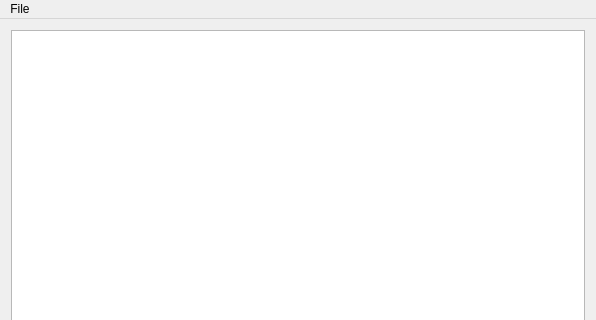
Before: the Qt Designer form src/mainwindow.ui in xhorizont/eepe, drawn with Qt 5; both pictures show x 0 to 596 and y 0 to 320 of the 596 by 491 pixel window.
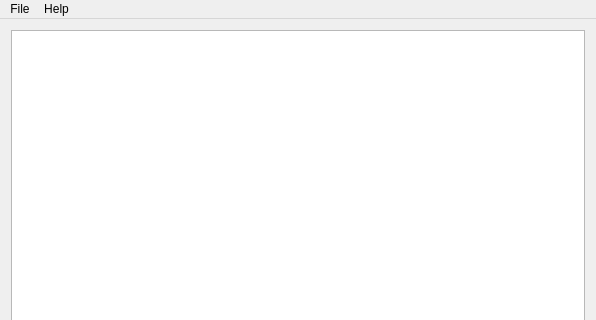
After: the same form once the commit is applied.

```diff
--- a/src/mainwindow.ui
+++ b/src/mainwindow.ui
@@ -40,7 +40,14 @@
     <addaction name="separator"/>
     <addaction name="actionQuit"/>
    </widget>
+   <widget class="QMenu" name="menuHelp">
+    <property name="title">
+     <string>Help</string>
+    </property>
+    <addaction name="actionAbout"/>
+   </widget>
    <addaction name="menuFile"/>
+   <addaction name="menuHelp"/>
   </widget>
   <action name="actionNew">
    <property name="text">
```
Left out of the diff: 11 changed lines with no effect on the pictures.
